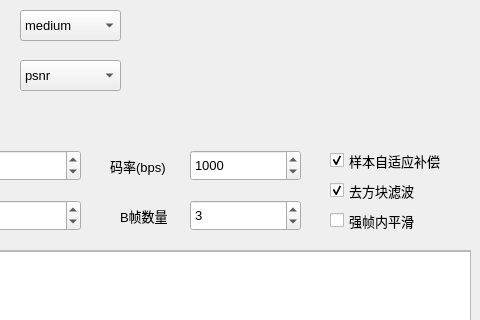
The window that ui/mainwindow.ui (chuliu-hash/Brain-image-compression) describes before a commit, drawn with Qt 5; both pictures show x 420 to 900 and y 199 to 519 of the 900 by 700 pixel window.
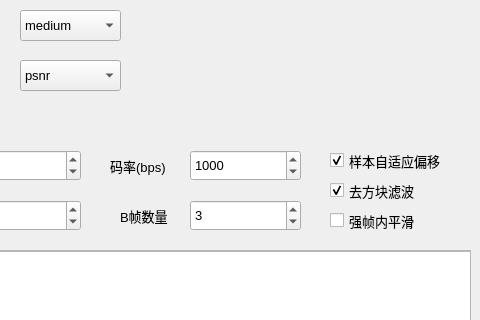
The same window after the commit. Icons and pictures are not drawn. Custom widgets are drawn as their Qt base class.

What changed in the file:
```diff
--- a/ui/mainwindow.ui
+++ b/ui/mainwindow.ui
@@ -413,7 +413,7 @@
      </font>
     </property>
     <property name="text">
-     <string>样本自适应补偿</string>
+     <string>样本自适应偏移</string>
     </property>
     <property name="checked">
      <bool>true</bool>
```
